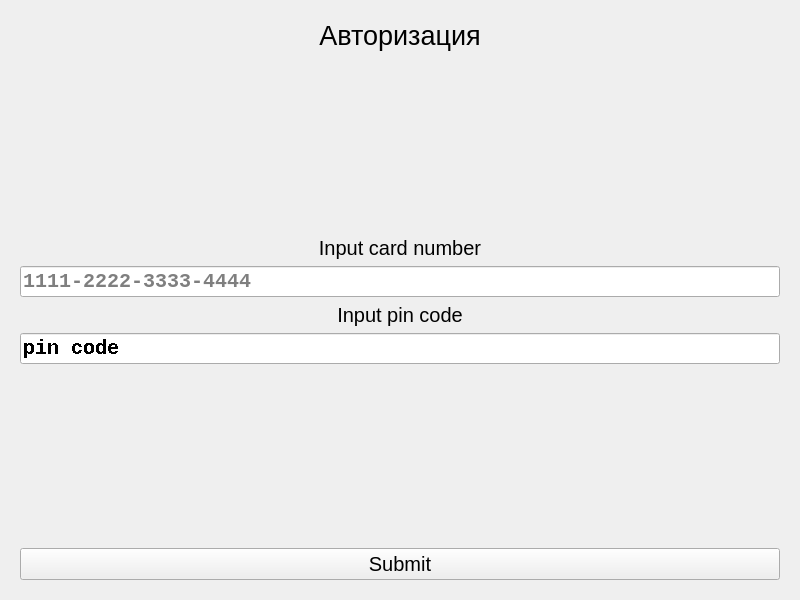
Before: the Qt Designer form ATM/view/widget.ui in kirill26031/ATM, drawn with Qt 5.
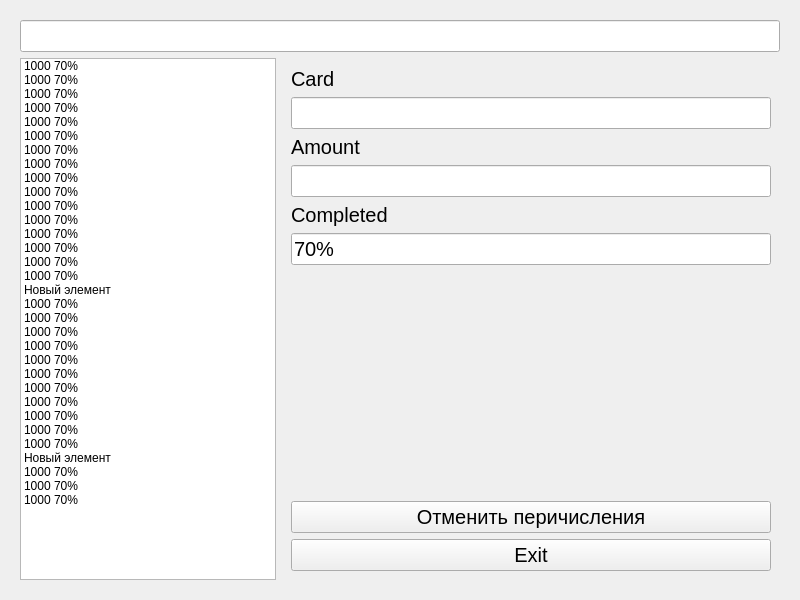
After: the same form once the commit is applied. The open tabs and pages were chosen to show the change. Custom widgets are drawn as their Qt base class.

```diff
--- a/ATM/view/widget.ui
+++ b/ATM/view/widget.ui
@@ -13,7 +13,7 @@
   <property name="windowTitle">
    <string>Widget</string>
   </property>
-  <layout class="QVBoxLayout" name="verticalLayout_5">
+  <layout class="QVBoxLayout" name="verticalLayout_7">
    <item>
     <widget class="QStackedWidget" name="screens_container">
      <property name="currentIndex">
@@ -595,6 +595,310 @@
        </item>
       </layout>
      </widget>
+     <widget class="QWidget" name="auto_transaction_page">
+      <layout class="QFormLayout" name="formLayout_3">
+       <item row="0" column="0" colspan="2">
+        <widget class="QAmountEdit" name="balance_field_2">
+         <property name="font">
+          <font>
+           <pointsize>15</pointsize>
+          </font>
+         </property>
+         <property name="readOnly">
+          <bool>true</bool>
+         </property>
+        </widget>
+       </item>
+       <item row="1" column="0">
+        <widget class="QListWidget" name="auto_transaction_list">
+         <property name="sizePolicy">
+          <sizepolicy hsizetype="Expanding" vsizetype="Expanding">
+           <horstretch>0</horstretch>
+           <verstretch>0</verstretch>
+          </sizepolicy>
+         </property>
+         <item>
+          <property name="text">
+           <string>1000 70%</string>
+          </property>
+         </item>
+         <item>
+          <property name="text">
+           <string>1000 70%</string>
+          </property>
+         </item>
+         <item>
+          <property name="text">
+           <string>1000 70%</string>
+          </property>
+         </item>
+         <item>
+          <property name="text">
+           <string>1000 70%</string>
+          </property>
+         </item>
+         <item>
+          <property name="text">
+           <string>1000 70%</string>
+          </property>
+         </item>
+         <item>
+          <property name="text">
+           <string>1000 70%</string>
+          </property>
+         </item>
+         <item>
+          <property name="text">
+           <string>1000 70%</string>
+          </property>
+         </item>
+         <item>
+          <property name="text">
+           <string>1000 70%</string>
+          </property>
+         </item>
+         <item>
+          <property name="text">
+           <string>1000 70%</string>
+          </property>
+         </item>
+         <item>
+          <property name="text">
+           <string>1000 70%</string>
+          </property>
+         </item>
+         <item>
+          <property name="text">
+           <string>1000 70%</string>
+          </property>
+         </item>
+         <item>
+          <property name="text">
+           <string>1000 70%</string>
+          </property>
+         </item>
+         <item>
+          <property name="text">
+           <string>1000 70%</string>
+          </property>
+         </item>
+         <item>
+          <property name="text">
+           <string>1000 70%</string>
+          </property>
+         </item>
+         <item>
+          <property name="text">
+           <string>1000 70%</string>
+          </property>
+         </item>
+         <item>
+          <property name="text">
+           <string>1000 70%</string>
+          </property>
+         </item>
+         <item>
+          <property name="text">
+           <string>Новый элемент</string>
+          </property>
+         </item>
+         <item>
+          <property name="text">
+           <string>1000 70%</string>
+          </property>
+         </item>
+         <item>
+          <property name="text">
+           <string>1000 70%</string>
+          </property>
+         </item>
+         <item>
+          <property name="text">
+           <string>1000 70%</string>
+          </property>
+         </item>
+         <item>
+          <property name="text">
+           <string>1000 70%</string>
+          </property>
+         </item>
+         <item>
+          <property name="text">
+           <string>1000 70%</string>
+          </property>
+         </item>
+         <item>
+          <property name="text">
+           <string>1000 70%</string>
+          </property>
+         </item>
+         <item>
+          <property name="text">
+           <string>1000 70%</string>
+          </property>
+         </item>
+         <item>
+          <property name="text">
+           <string>1000 70%</string>
+          </property>
+         </item>
+         <item>
+          <property name="text">
+           <string>1000 70%</string>
+          </property>
+         </item>
+         <item>
+          <property name="text">
+           <string>1000 70%</string>
+          </property>
+         </item>
+         <item>
+          <property name="text">
+           <string>1000 70%</string>
+          </property>
+         </item>
+         <item>
+          <property name="text">
+           <string>Новый элемент</string>
+          </property>
+         </item>
+         <item>
+          <property name="text">
+           <string>1000 70%</string>
+          </property>
+         </item>
+         <item>
+          <property name="text">
+           <string>1000 70%</string>
+          </property>
+         </item>
+         <item>
+          <property name="text">
+           <string>1000 70%</string>
+          </property>
+         </item>
+        </widget>
+       </item>
+       <item row="1" column="1">
+        <widget class="QWidget" name="widget" native="true">
+         <layout class="QVBoxLayout" name="verticalLayout_5">
+          <item>
+           <widget class="QLabel" name="label_17">
+            <property name="font">
+             <font>
+              <pointsize>15</pointsize>
+             </font>
+            </property>
+            <property name="text">
+             <string>Card</string>
+            </property>
+           </widget>
+          </item>
+          <item>
+           <widget class="QCardNumberEdit" name="auto_card_field">
+            <property name="font">
+             <font>
+              <pointsize>15</pointsize>
+             </font>
+            </property>
+            <property name="readOnly">
+             <bool>true</bool>
+            </property>
+           </widget>
+          </item>
+          <item>
+           <widget class="QLabel" name="label_15">
+            <property name="font">
+             <font>
+              <pointsize>15</pointsize>
+             </font>
+            </property>
+            <property name="text">
+             <string>Amount</string>
+            </property>
+           </widget>
+          </item>
+          <item>
+           <widget class="QAmountEdit" name="auto_amount_field">
+            <property name="font">
+             <font>
+              <pointsize>15</pointsize>
+             </font>
+            </property>
+            <property name="readOnly">
+             <bool>true</bool>
+            </property>
+           </widget>
+          </item>
+          <item>
+           <widget class="QLabel" name="label_16">
+            <property name="font">
+             <font>
+              <pointsize>15</pointsize>
+             </font>
+            </property>
+            <property name="text">
+             <string>Completed</string>
+            </property>
+           </widget>
+          </item>
+          <item>
+           <widget class="QLineEdit" name="completed_field">
+            <property name="font">
+             <font>
+              <pointsize>15</pointsize>
+             </font>
+            </property>
+            <property name="text">
+             <string>70%</string>
+            </property>
+            <property name="readOnly">
+             <bool>true</bool>
+            </property>
+           </widget>
+          </item>
+          <item>
+           <spacer name="spacer_8">
+            <property name="orientation">
+             <enum>Qt::Vertical</enum>
+            </property>
+            <property name="sizeHint" stdset="0">
+             <size>
+              <width>20</width>
+              <height>40</height>
+             </size>
+            </property>
+           </spacer>
+          </item>
+          <item>
+           <widget class="QPushButton" name="auto_cancel_button">
+            <property name="font">
+             <font>
+              <pointsize>15</pointsize>
+             </font>
+            </property>
+            <property name="text">
+             <string>Отменить перичисления</string>
+            </property>
+           </widget>
+          </item>
+          <item>
+           <widget class="QPushButton" name="auto_exit_button">
+            <property name="font">
+             <font>
+              <pointsize>15</pointsize>
+             </font>
+            </property>
+            <property name="text">
+             <string>Exit</string>
+            </property>
+           </widget>
+          </item>
+         </layout>
+        </widget>
+       </item>
+      </layout>
+     </widget>
      <widget class="QWidget" name="transfer_page">
       <layout class="QVBoxLayout" name="verticalLayout_3">
        <item>
@@ -837,6 +1141,16 @@
    <extends>QLineEdit</extends>
    <header>qcardnumberedit.h</header>
   </customwidget>
+  <customwidget>
+   <class>QAmountEdit</class>
+   <extends>QLineEdit</extends>
+   <header>qamountedit.h</header>
+  </customwidget>
+  <customwidget>
+   <class>QPinEdit</class>
+   <extends>QLineEdit</extends>
+   <header location="global">qpinedit.h</header>
+  </customwidget>
  </customwidgets>
  <resources/>
  <connections/>
```
Left out of the diff: 144 changed lines with no effect on the pictures.
